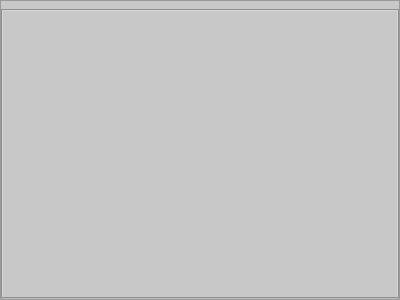
Before: the Qt Designer form widget/editor/qwmlibtabselector.ui in alleindrach/QWellMan, drawn with Qt 5.
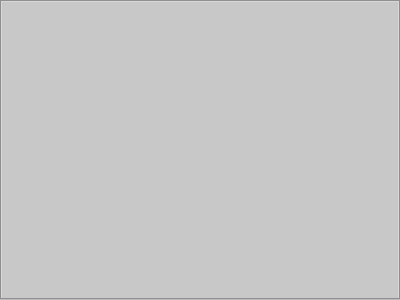
After: the same form once the commit is applied.

Patch:
```diff
--- a/widget/editor/qwmlibtabselector.ui
+++ b/widget/editor/qwmlibtabselector.ui
@@ -32,17 +32,20 @@
       <string notr="true">background-color: rgb(200,200,200);</string>
      </property>
      <property name="frameShape">
-      <enum>QFrame::StyledPanel</enum>
+      <enum>QFrame::NoFrame</enum>
      </property>
      <property name="frameShadow">
-      <enum>QFrame::Raised</enum>
+      <enum>QFrame::Plain</enum>
+     </property>
+     <property name="lineWidth">
+      <number>0</number>
      </property>
      <layout class="QHBoxLayout" name="horizontalLayout_2">
       <property name="leftMargin">
        <number>0</number>
       </property>
       <property name="topMargin">
-       <number>8</number>
+       <number>0</number>
       </property>
       <property name="rightMargin">
        <number>0</number>
```
